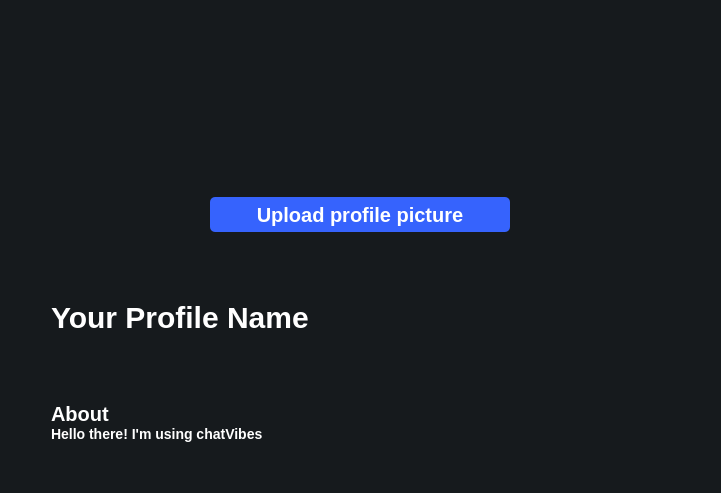
This is profilewindow.ui in MarkoSami/ChatVibes as Qt 5 draws it before an edit. The edited form follows.
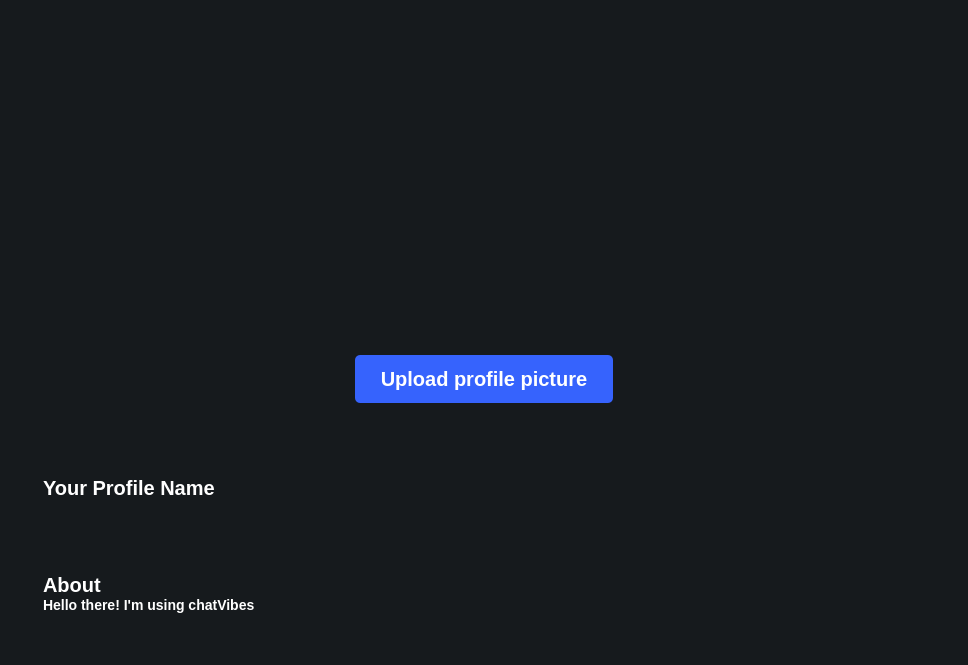
This is the edited form. Icons and pictures are not drawn.

The edit to the form file:
```diff
--- a/profilewindow.ui
+++ b/profilewindow.ui
@@ -6,17 +6,16 @@
    <rect>
     <x>0</x>
     <y>0</y>
-    <width>721</width>
-    <height>493</height>
+    <width>968</width>
+    <height>665</height>
    </rect>
   </property>
   <property name="windowTitle">
    <string>Form</string>
   </property>
   <property name="styleSheet">
-   <string notr="true">#profileWindow{
-	background-color: #161a1d;
-}
+   <string notr="true">
+
 QLabel{
 	color:white;
 	font-size: 14px;
@@ -27,7 +26,27 @@
    <property name="spacing">
     <number>6</number>
    </property>
+   <property name="leftMargin">
+    <number>0</number>
+   </property>
+   <property name="topMargin">
+    <number>0</number>
+   </property>
+   <property name="rightMargin">
+    <number>0</number>
+   </property>
+   <property name="bottomMargin">
+    <number>0</number>
+   </property>
    <item>
+    <widget class="QGroupBox" name="profileCont">
+     <property name="styleSheet">
+      <string notr="true">#profileCont { 
+border:none; 
+border-image: url(:/imgs/Simple Shiny.svg);
+background-color : #161a1d
+}</string>
+     </property>
     <layout class="QVBoxLayout" name="verticalLayout" stretch="4,0,0,2,0,2,2,0">
      <property name="spacing">
       <number>0</number>
@@ -40,8 +59,15 @@
      </property>
      <item alignment="Qt::AlignHCenter|Qt::AlignVCenter">
       <widget class="QLabel" name="ProfileImageLabel">
+        <property name="minimumSize">
+         <size>
+          <width>250</width>
+          <height>250</height>
+         </size>
+        </property>
        <property name="styleSheet">
-        <string notr="true"/>
+         <string notr="true">image: url(:/imgs/Profile (2).png);
+background : transparent </string>
        </property>
        <property name="text">
         <string/>
@@ -58,10 +84,13 @@
        </property>
        <property name="minimumSize">
         <size>
-         <width>300</width>
-         <height>35</height>
-        </size>
-       </property>
+          <width>258</width>
+          <height>48</height>
+         </size>
+        </property>
+        <property name="cursor">
+         <cursorShape>PointingHandCursor</cursorShape>
+        </property>
        <property name="styleSheet">
         <string notr="true">#ProfileUploadBtn{
 	background-color: #3663fd;
@@ -69,6 +98,14 @@
 	font-size: 20px;
 	color: white;
 	font-weight: bold;
+    transition: 2s all
+}
+#ProfileUploadBtn:hover{
+background-color : rgb(28, 129, 253); 
+}
+#ProfileUploadBtn:pressed{
+border : 1px solid blue ; 
+
 }</string>
        </property>
        <property name="text">
@@ -105,8 +142,11 @@
        </property>
        <property name="styleSheet">
         <string notr="true">#ProfileNameLabel{
-	font-size: 30px;
+	font-size: 20px;
 	font-weight: bolder;
+	background : transparent ;
+	color : white ; 
+	font-weight : bold  ;
 }</string>
        </property>
        <property name="text">
@@ -157,6 +197,9 @@
         <string notr="true">#ProfileAboutLabel{
 	font-size: 20px;
 	font-weight: bolder;
+	background : transparent;
+	color : white ; 
+	font-weight : bold; 
 }</string>
        </property>
        <property name="text">
@@ -190,6 +233,10 @@
          <height>0</height>
         </size>
        </property>
+        <property name="styleSheet">
+         <string notr="true">	background : transparent;
+color : white; </string>
+        </property>
        <property name="text">
         <string>Hello there! I'm using chatVibes</string>
        </property>
@@ -209,6 +256,7 @@
       </spacer>
      </item>
     </layout>
+    </widget>
    </item>
   </layout>
  </widget>
```
Lines whose indentation alone changed are shown as unchanged.
